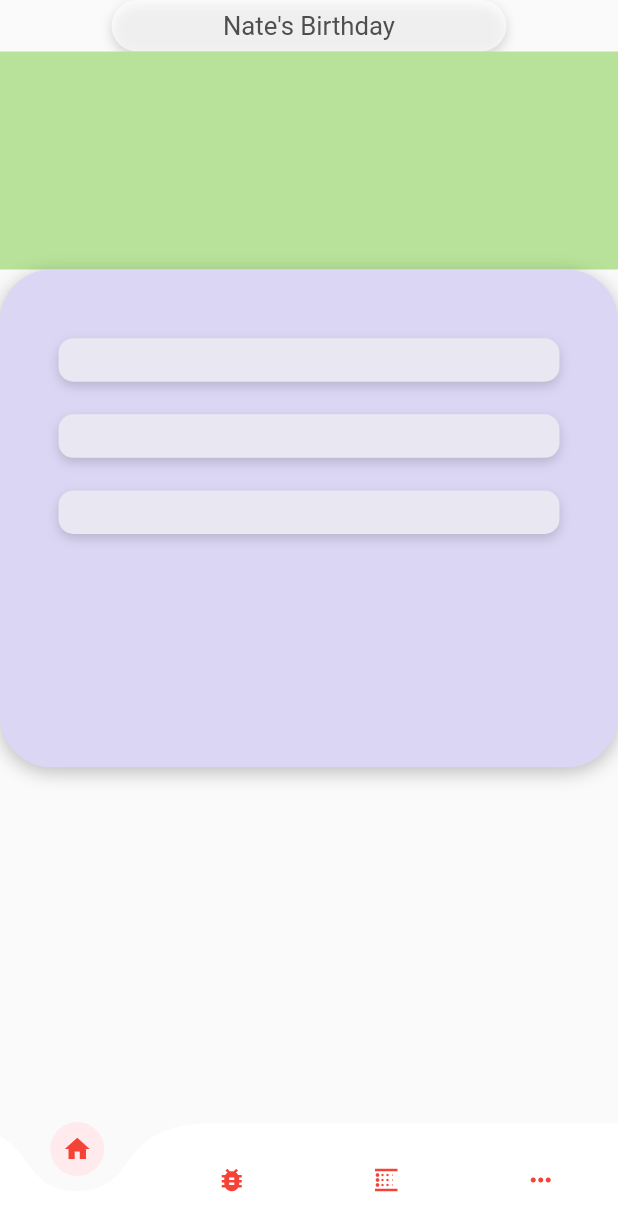
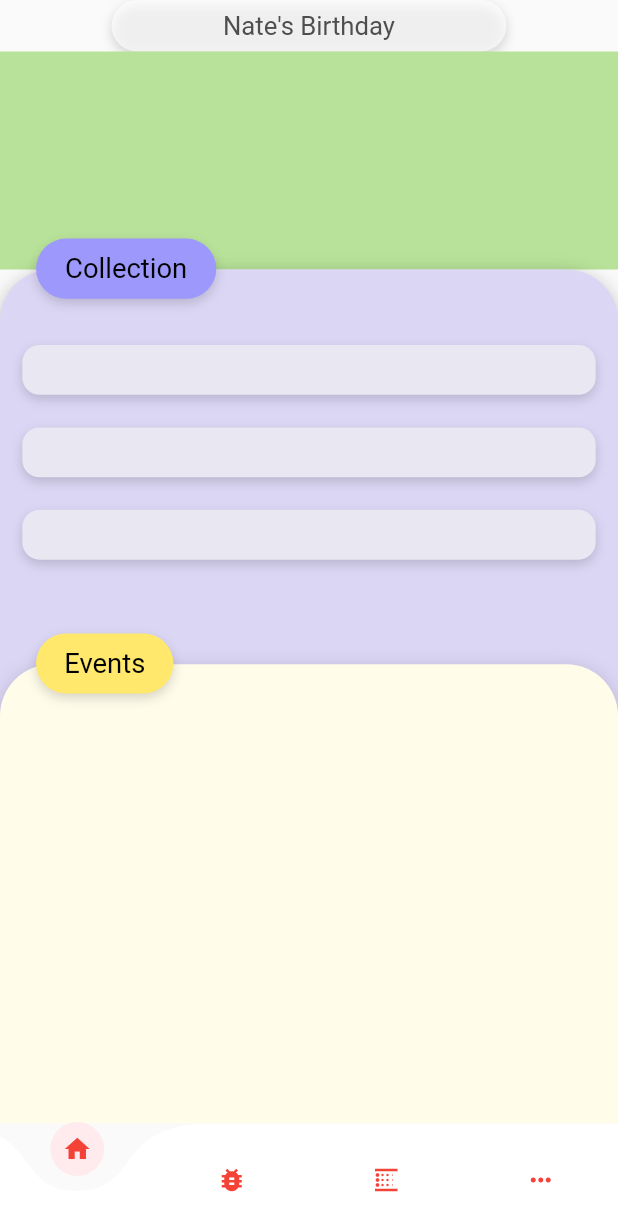
Before and after one commit to jameskokoska/AnimalCrossingNH-App, a Flutter app: the screen it shows after launch, on a phone screen of 412 x 824 dp. Shown: the top 1231 px of the screen. Run offline on Flutter 3.47's test engine with Material 2 defaults, Android fonts, the phone set to English and light mode, and no system bars; drawn by our look-alikes of curved_navigation_bar; our stand-ins replace shared_preferences; Roboto replaces fonts that are missing (ArialRoundedBold); project files that could hold a hidden picture were left out.

Commit message:
Main menu progress, each section title and background along with custom font and sorted files

```diff
--- a/animal_crossing_app/lib/main.dart
+++ b/animal_crossing_app/lib/main.dart
@@ -1,9 +1,9 @@
 import 'package:flutter/material.dart';
-import 'package:flutter/rendering.dart';
 import 'package:curved_navigation_bar/curved_navigation_bar.dart';
 import 'package:flutter/services.dart';
 import 'fish.dart';
 import 'bugs.dart';
+import 'mainMenu.dart';
 
 void main() => runApp(MyApp());
 
@@ -102,144 +102,6 @@ class _MainPageState extends State<Main> {
   }
 }
 
-class HomePage extends StatelessWidget{
-
-  @override
-  Widget build(BuildContext context){
-    double deviceWidth = MediaQuery.of(context).size.width;
-    double designedWidth = 360;
-
-    double deviceHeight = MediaQuery.of(context).size.height;
-    double designedHeight = 640;
-
-    double percentWidth = deviceWidth/designedWidth;
-    double percentHeight = deviceHeight/designedHeight;
-
-    double percentScale;
-
-    if(percentWidth < percentHeight){
-      percentScale = percentWidth;
-    } else {
-      percentScale = percentHeight;
-    }
-
-    print(deviceWidth);
-    return Scaffold(
-        body:
-          Center(
-            child: Column(
-              children: <Widget>[
-                new Container(
-                  width: 230*percentScale,
-                  height: 30*percentScale,
-                  child: Center(
-                    child: Text(
-                      "Nate's Birthday",
-                      style: TextStyle(
-                        fontFamily: 'ArialRoundedBold',
-                        color: Color(0xff4e4e4e),
-                        fontSize: 15*percentScale,
-                        fontWeight: FontWeight.w400,
-                        fontStyle: FontStyle.normal,
-                      )
-                    )
-                  ),
-                  decoration: new BoxDecoration(
-                    color: Color(0xa6ffffff),
-                    borderRadius: BorderRadius.circular(30*percentScale),
-                    boxShadow: [BoxShadow(
-                      color: Color(0x29000000),
-                      offset: Offset(0,3),
-                      blurRadius: 6,
-                      spreadRadius: 0
-                    ) ],
-                  )
-                ),
-                new Container(
-                  width: deviceWidth,
-                  height: 127*percentScale,
-                  decoration: new BoxDecoration(
-                    color: Color(0xffb8e299),
-                  )
-                ),
-                new Stack(
-                  children: <Widget>[
-                    new Container(
-                      width: deviceWidth,
-                      height: 290*percentScale,
-                      decoration: new BoxDecoration(
-                        color: Color(0xffdbd6f4),
-                        borderRadius: BorderRadius.circular(30*percentScale),
-                        boxShadow: [BoxShadow(
-                          color: Color(0x40000000),
-                          offset: Offset(0,3),
-                          blurRadius: 10,
-                          spreadRadius: 0
-                        ) ],
-                      )
-                    ),
-                    Center(
-                      child: Column(
-                        children: <Widget>[
-                          SizedBox(height: 40*percentScale),
-                          new Container(
-                            width: 334,
-                            height: 29,
-                            decoration: new BoxDecoration(
-                              color: Color(0xffe9e7f2),
-                              borderRadius: BorderRadius.circular(10),
-                              boxShadow: [BoxShadow(
-                                color: Color(0x29000000),
-                                offset: Offset(0,3),
-                                blurRadius: 6,
-                                spreadRadius: 0
-                              ) ],
-                            )
-                          ),
-                          SizedBox(height: 19*percentScale),
-                          new Container(
-                            width: 334,
-                            height: 29,
-                            decoration: new BoxDecoration(
-                              color: Color(0xffe9e7f2),
-                              borderRadius: BorderRadius.circular(10),
-                              boxShadow: [BoxShadow(
-                                color: Color(0x29000000),
-                                offset: Offset(0,3),
-                                blurRadius: 6,
-                                spreadRadius: 0
-                              ) ],
-                            )
-                          ),
-                          SizedBox(height: 19*percentScale),
-                          new Container(
-                            width: 334,
-                            height: 29,
-                            decoration: new BoxDecoration(
-                              color: Color(0xffe9e7f2),
-                              borderRadius: BorderRadius.circular(10),
-                              boxShadow: [BoxShadow(
-                                color: Color(0x29000000),
-                                offset: Offset(0,3),
-                                blurRadius: 6,
-                                spreadRadius: 0
-                              ) ],
-                            )
-                          )
-                        ],
-                      ),
-                    ),
-
-
-                  ],
-                ),
-              ],
-            )
-          )
-    );
-  }
-}
-
 class MorePage extends StatelessWidget{
   @override
   Widget build(BuildContext context){
--- /dev/null
+++ b/animal_crossing_app/lib/mainMenu.dart
@@ -0,0 +1,323 @@
+import 'package:flutter/material.dart';
+
+class HomePage extends StatelessWidget{
+
+  @override
+  Widget build(BuildContext context){
+    double deviceWidth = MediaQuery.of(context).size.width;
+    double designedWidth = 360;
+
+    double deviceHeight = MediaQuery.of(context).size.height;
+    double designedHeight = 640;
+
+    double percentWidth = deviceWidth/designedWidth;
+    double percentHeight = deviceHeight/designedHeight;
+
+    double percentScale;
+
+    if(percentWidth < percentHeight){
+      percentScale = percentWidth;
+    } else {
+      percentScale = percentHeight;
+    }
+
+    return Scaffold(
+        body:
+        SingleChildScrollView(
+          child: Center(
+            child: Column(
+              children: <Widget>[
+                new Container(
+                  width: 230*percentScale,
+                  height: 30*percentScale,
+                  child: Center(
+                    child: Text(
+                      "Nate's Birthday",
+                      style: TextStyle(
+                        fontFamily: 'ArialRoundedBold',
+                        color: Color(0xff4e4e4e),
+                        fontSize: 15*percentScale,
+                        fontWeight: FontWeight.w400,
+                        fontStyle: FontStyle.normal,
+                      )
+                    )
+                  ),
+                  decoration: new BoxDecoration(
+                    color: Color(0xa6ffffff),
+                    borderRadius: BorderRadius.circular(30*percentScale),
+                    boxShadow: [BoxShadow(
+                      color: Color(0x29000000),
+                      offset: Offset(0,3),
+                      blurRadius: 6,
+                      spreadRadius: 0
+                    ) ],
+                  )
+                ),
+                new Container(
+                  width: deviceWidth,
+                  height: 127*percentScale,
+                  decoration: new BoxDecoration(
+                    color: Color(0xffb8e299),
+                  )
+                ),
+
+                //Progress Section
+                new Stack(
+                  children: <Widget>[
+                    //Background
+                    new Container(
+                      width: deviceWidth,
+                      height: 290*percentScale,
+                      decoration: new BoxDecoration(
+                        color: Color(0xffdbd6f4),
+                        borderRadius: BorderRadius.circular(30*percentScale),
+                        boxShadow: [BoxShadow(
+                          color: Color(0x40000000),
+                          offset: Offset(0,3),
+                          blurRadius: 10,
+                          spreadRadius: 0
+                        ) ],
+                      )
+                    ),
+                    //Text bubble
+                    new Container(
+                      transform: Matrix4.translationValues(21*percentScale,-18*percentScale,0),
+                      width: 105*percentScale,
+                      height: 35*percentScale,
+                      decoration: new BoxDecoration(
+                        color: Color(0xff9d99fc),
+                        borderRadius: BorderRadius.circular(30*percentScale),
+                        boxShadow: [BoxShadow(
+                            color: Color(0x29000000),
+                            offset: Offset(0,3),
+                            blurRadius: 6,
+                            spreadRadius: 0
+                        ) ],
+                      ),
+                      child: Center(
+                        child: Text("Collection",
+                          style: TextStyle(
+                          fontFamily: 'ArialRoundedBold',
+                          color: Color(0xff000000),
+                          fontSize: 16*percentScale,
+                          fontWeight: FontWeight.w400,
+                          fontStyle: FontStyle.normal,
+                          )
+                        ),
+                      ),
+                    ),
+                    //Progress bars
+                    Center(
+                      child: Column(
+                        children: <Widget>[
+                          SizedBox(height: 44*percentScale),
+                          new Container(
+                            width: 334*percentScale,
+                            height: 29*percentScale,
+                            decoration: new BoxDecoration(
+                              color: Color(0xffe9e7f2),
+                              borderRadius: BorderRadius.circular(10*percentScale),
+                              boxShadow: [BoxShadow(
+                                color: Color(0x29000000),
+                                offset: Offset(0,3),
+                                blurRadius: 6,
+                                spreadRadius: 0
+                              ) ],
+                            )
+                          ),
+                          SizedBox(height: 19*percentScale),
+                          new Container(
+                            width: 334*percentScale,
+                            height: 29*percentScale,
+                            decoration: new BoxDecoration(
+                              color: Color(0xffe9e7f2),
+                              borderRadius: BorderRadius.circular(10*percentScale),
+                              boxShadow: [BoxShadow(
+                                color: Color(0x29000000),
+                                offset: Offset(0,3),
+                                blurRadius: 6,
+                                spreadRadius: 0
+                              ) ],
+                            )
+                          ),
+                          SizedBox(height: 19*percentScale),
+                          new Container(
+                            width: 334*percentScale,
+                            height: 29*percentScale,
+                            decoration: new BoxDecoration(
+                              color: Color(0xffe9e7f2),
+                              borderRadius: BorderRadius.circular(10*percentScale),
+                              boxShadow: [BoxShadow(
+                                color: Color(0x29000000),
+                                offset: Offset(0,3),
+                                blurRadius: 6,
+                                spreadRadius: 0
+                              ) ],
+                            )
+                          )
+                        ],
+                      ),
+                    ),
+                  ],
+                ),
+
+                //Events Section
+                new Container(
+                  transform: Matrix4.translationValues(0,-60*1*percentScale,0),
+                  child:Stack(
+                    //Background
+                    children: <Widget>[
+                      new Container(
+                        width: deviceWidth,
+                        height: 648*percentScale,
+                        decoration: new BoxDecoration(
+                          color: Color(0xfffffcea),
+                          borderRadius: BorderRadius.circular(30*percentScale),
+                          boxShadow: [BoxShadow(
+                            color: Color(0x29000000),
+                            offset: Offset(0,3),
+                            blurRadius: 10,
+                            spreadRadius: 0
+                          ) ],
+                        )
+                      ),
+                      //Text bubble
+                      new Container(
+                        transform: Matrix4.translationValues(21*percentScale,-18*percentScale,0),
+                        width: 80*percentScale,
+                        height: 35*percentScale,
+                        decoration: new BoxDecoration(
+                          color: Color(0xffffe86b),
+                          borderRadius: BorderRadius.circular(30*percentScale),
+                          boxShadow: [BoxShadow(
+                              color: Color(0x29000000),
+                              offset: Offset(0,3),
+                              blurRadius: 6,
+                              spreadRadius: 0
+                          ) ],
+                        ),
+                        child: Center(
+                          child: Text("Events",
+                            style: TextStyle(
+                            fontFamily: 'ArialRoundedBold',
+                            color: Color(0xff000000),
+                            fontSize: 16*percentScale,
+                            fontWeight: FontWeight.w400,
+                            fontStyle: FontStyle.normal,
+                            )
+                          ),
+                        ),
+                      ),
+                    ]
+                  ),
+                ),
+
+                //Active Creatures Section
+                new Container(
+                  transform: Matrix4.translationValues(0,-60*2*percentScale,0),
+                  child:Stack(
+                    //Background
+                    children: <Widget>[
+                      new Container(
+                        width: deviceWidth,
+                        height: 648*percentScale,
+                        decoration: new BoxDecoration(
+                          color: Color(0xffffdede),
+                          borderRadius: BorderRadius.circular(30*percentScale),
+                          boxShadow: [BoxShadow(
+                            color: Color(0x29000000),
+                            offset: Offset(0,3),
+                            blurRadius: 10,
+                            spreadRadius: 0
+                          ) ],
+                        )
+                      ),
+                      //Text bubble
+                      new Container(
+                        transform: Matrix4.translationValues(21*percentScale,-18*percentScale,0),
+                        width: 159*percentScale,
+                        height: 35*percentScale,
+                        decoration: new BoxDecoration(
+                          color: Color(0xffff8181),
+                          borderRadius: BorderRadius.circular(30*percentScale),
+                          boxShadow: [BoxShadow(
+                              color: Color(0x29000000),
+                              offset: Offset(0,3),
+                              blurRadius: 6,
+                              spreadRadius: 0
+                          ) ],
+                        ),
+                        child: Center(
+                          child: Text("Active Creatures",
+                            style: TextStyle(
+                            fontFamily: 'ArialRoundedBold',
+                            color: Color(0xff000000),
+                            fontSize: 16*percentScale,
+                            fontWeight: FontWeight.w400,
+                            fontStyle: FontStyle.normal,
+                            )
+                          ),
+                        ),
+                      ),
+                    ]
+                  ),
+                ),
+
+                //Store Hours Section
+                new Container(
+                  transform: Matrix4.translationValues(0,-60*3*percentScale,0),
+                  child:Stack(
+                    //Background
+                    children: <Widget>[
+                      new Container(
+                        width: deviceWidth,
+                        height: 648*percentScale,
+                        decoration: new BoxDecoration(
+                          color: Color(0xffdefeff),
+                          borderRadius: BorderRadius.circular(30*percentScale),
+                          boxShadow: [BoxShadow(
+                            color: Color(0x29000000),
+                            offset: Offset(0,3),
+                            blurRadius: 10,
+                            spreadRadius: 0
+                          ) ],
+                        )
+                      ),
+                      //Text bubble
+                      new Container(
+                        transform: Matrix4.translationValues(21*percentScale,-18*percentScale,0),
+                        width: 123*percentScale,
+                        height: 35*percentScale,
+                        decoration: new BoxDecoration(
+                          color: Color(0xff95c8f5),
+                          borderRadius: BorderRadius.circular(30*percentScale),
+                          boxShadow: [BoxShadow(
+                              color: Color(0x29000000),
+                              offset: Offset(0,3),
+                              blurRadius: 6,
+                              spreadRadius: 0
+                          ) ],
+                        ),
+                        child: Center(
+                          child: Text("Store Hours",
+                            style: TextStyle(
+                            fontFamily: 'ArialRoundedBold',
+                            color: Color(0xff000000),
+                            fontSize: 16*percentScale,
+                            fontWeight: FontWeight.w400,
+                            fontStyle: FontStyle.normal,
+                            )
+                          ),
+                        ),
+                      ),
+                    ]
+                  ),
+                ),
+
+              ],
+            )
+          )
+        ),
+    );
+  }
+}
```
Also changed, not shown: animal_crossing_app/pubspec.yaml (+5 -4 lines), animal_crossing_app/fonts/ARLRDBD.TTF (added).
